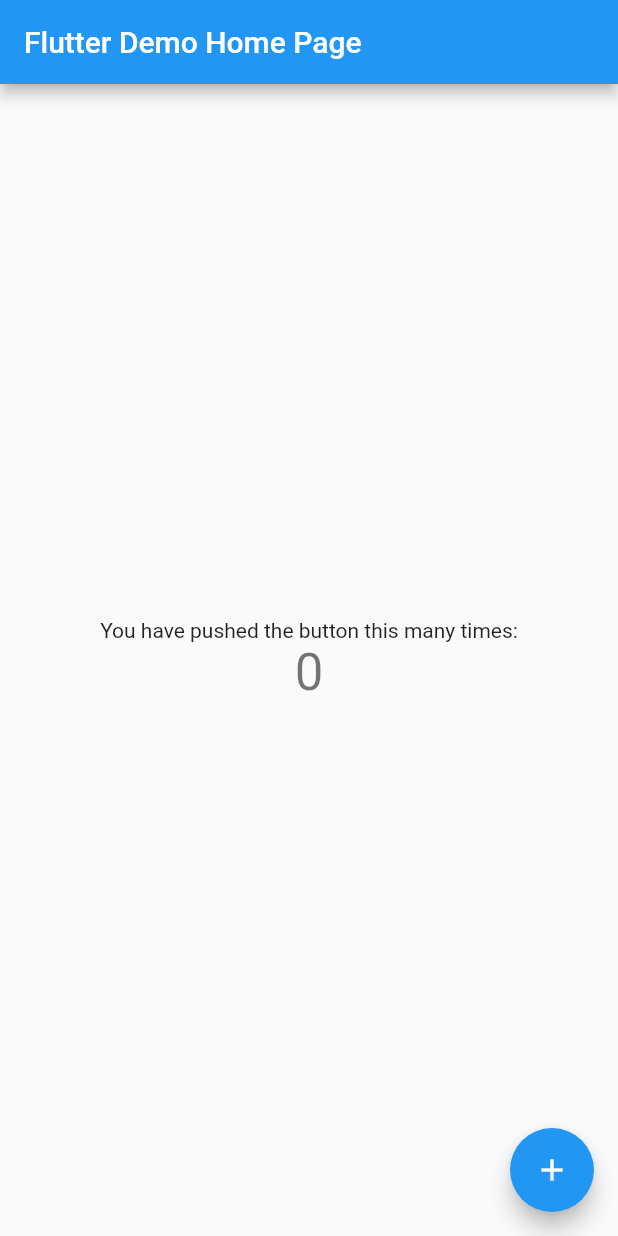
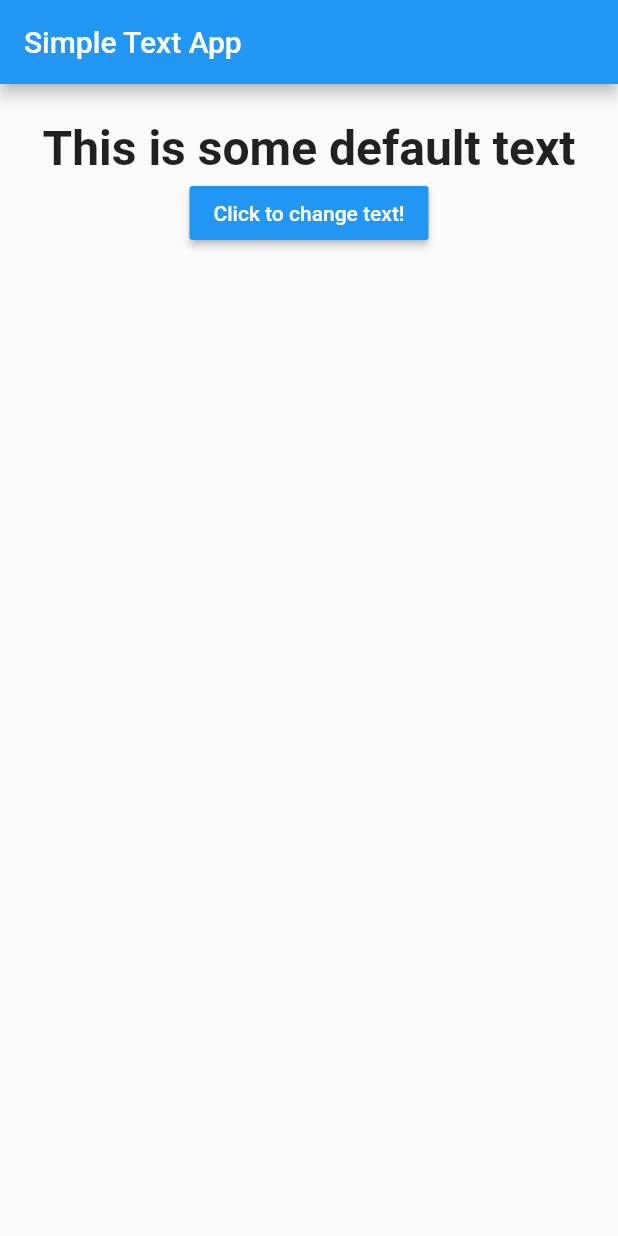
Before and after one commit to scssyworks/flutter_assignment, a Flutter app: the screen it shows after launch, on a phone screen of 412 x 824 dp. Run offline on Flutter 3.47's test engine with Material 2 defaults, Android fonts, the phone set to English and light mode, and no system bars.

Commit message:
Completed first assignment

```diff
--- a/lib/main.dart
+++ b/lib/main.dart
@@ -1,117 +1,50 @@
+import 'package:first_assignment/text.dart';
+import 'package:first_assignment/textcontrol.dart';
 import 'package:flutter/material.dart';
 
 void main() {
-  runApp(MyApp());
+  runApp(App());
 }
 
-class MyApp extends StatelessWidget {
-  // This widget is the root of your application.
+class App extends StatefulWidget {
   @override
-  Widget build(BuildContext context) {
-    return MaterialApp(
-      title: 'Flutter Demo',
-      theme: ThemeData(
-        // This is the theme of your application.
-        //
-        // Try running your application with "flutter run". You'll see the
-        // application has a blue toolbar. Then, without quitting the app, try
-        // changing the primarySwatch below to Colors.green and then invoke
-        // "hot reload" (press "r" in the console where you ran "flutter run",
-        // or simply save your changes to "hot reload" in a Flutter IDE).
-        // Notice that the counter didn't reset back to zero; the application
-        // is not restarted.
-        primarySwatch: Colors.blue,
-        // This makes the visual density adapt to the platform that you run
-        // the app on. For desktop platforms, the controls will be smaller and
-        // closer together (more dense) than on mobile platforms.
-        visualDensity: VisualDensity.adaptivePlatformDensity,
-      ),
-      home: MyHomePage(title: 'Flutter Demo Home Page'),
-    );
+  State<StatefulWidget> createState() {
+    return _MyAppState();
   }
 }
 
-class MyHomePage extends StatefulWidget {
-  MyHomePage({Key key, this.title}) : super(key: key);
+class _MyAppState extends State<App> {
+  var _defaultText = 'This is some default text';
 
-  // This widget is the home page of your application. It is stateful, meaning
-  // that it has a State object (defined below) that contains fields that affect
-  // how it looks.
-
-  // This class is the configuration for the state. It holds the values (in this
-  // case the title) provided by the parent (in this case the App widget) and
-  // used by the build method of the State. Fields in a Widget subclass are
-  // always marked "final".
-
-  final String title;
-
-  @override
-  _MyHomePageState createState() => _MyHomePageState();
-}
-
-class _MyHomePageState extends State<MyHomePage> {
-  int _counter = 0;
-
-  void _incrementCounter() {
+  void _changeText() {
     setState(() {
-      // This call to setState tells the Flutter framework that something has
-      // changed in this State, which causes it to rerun the build method below
-      // so that the display can reflect the updated values. If we changed
-      // _counter without calling setState(), then the build method would not be
-      // called again, and so nothing would appear to happen.
-      _counter++;
+      _defaultText = 'Text changed!';
     });
   }
 
   @override
   Widget build(BuildContext context) {
-    // This method is rerun every time setState is called, for instance as done
-    // by the _incrementCounter method above.
-    //
-    // The Flutter framework has been optimized to make rerunning build methods
-    // fast, so that you can just rebuild anything that needs updating rather
-    // than having to individually change instances of widgets.
-    return Scaffold(
+    return MaterialApp(
+      home: Scaffold(
         appBar: AppBar(
-        // Here we take the value from the MyHomePage object that was created by
-        // the App.build method, and use it to set our appbar title.
-        title: Text(widget.title),
+          title: Text(
+            'Simple Text App',
+          ),
         ),
         body: Center(
-        // Center is a layout widget. It takes a single child and positions it
-        // in the middle of the parent.
+          child: Container(
+            padding: EdgeInsets.all(24),
             child: Column(
-          // Column is also a layout widget. It takes a list of children and
-          // arranges them vertically. By default, it sizes itself to fit its
-          // children horizontally, and tries to be as tall as its parent.
-          //
-          // Invoke "debug painting" (press "p" in the console, choose the
-          // "Toggle Debug Paint" action from the Flutter Inspector in Android
-          // Studio, or the "Toggle Debug Paint" command in Visual Studio Code)
-          // to see the wireframe for each widget.
-          //
-          // Column has various properties to control how it sizes itself and
-          // how it positions its children. Here we use mainAxisAlignment to
-          // center the children vertically; the main axis here is the vertical
-          // axis because Columns are vertical (the cross axis would be
-          // horizontal).
-          mainAxisAlignment: MainAxisAlignment.center,
               children: <Widget>[
-            Text(
-              'You have pushed the button this many times:',
+                DefaultText(
+                  defaultText: _defaultText,
                 ),
-            Text(
-              '$_counter',
-              style: Theme.of(context).textTheme.headline4,
-            ),
+                TextControl(_changeText),
               ],
             ),
           ),
-      floatingActionButton: FloatingActionButton(
-        onPressed: _incrementCounter,
-        tooltip: 'Increment',
-        child: Icon(Icons.add),
-      ), // This trailing comma makes auto-formatting nicer for build methods.
+        ),
+      ),
     );
   }
 }
--- /dev/null
+++ b/lib/text.dart
@@ -0,0 +1,19 @@
+import 'package:flutter/material.dart';
+
+class DefaultText extends StatelessWidget {
+  final String defaultText;
+  DefaultText({
+    this.defaultText,
+  });
+  @override
+  Widget build(BuildContext context) {
+    return Text(
+      defaultText,
+      style: TextStyle(
+        fontSize: 32,
+        fontWeight: FontWeight.bold,
+      ),
+      textAlign: TextAlign.center,
+    );
+  }
+}
--- /dev/null
+++ b/lib/textcontrol.dart
@@ -0,0 +1,15 @@
+import 'package:flutter/material.dart';
+
+class TextControl extends StatelessWidget {
+  final Function callback;
+  TextControl(this.callback);
+  @override
+  Widget build(BuildContext context) {
+    return RaisedButton(
+      child: Text('Click to change text!'),
+      onPressed: callback,
+      color: Colors.blue,
+      textColor: Colors.white,
+    );
+  }
+}
```
Also changed, not shown: 1 other file. Lines whose indentation alone changed are shown as unchanged.
